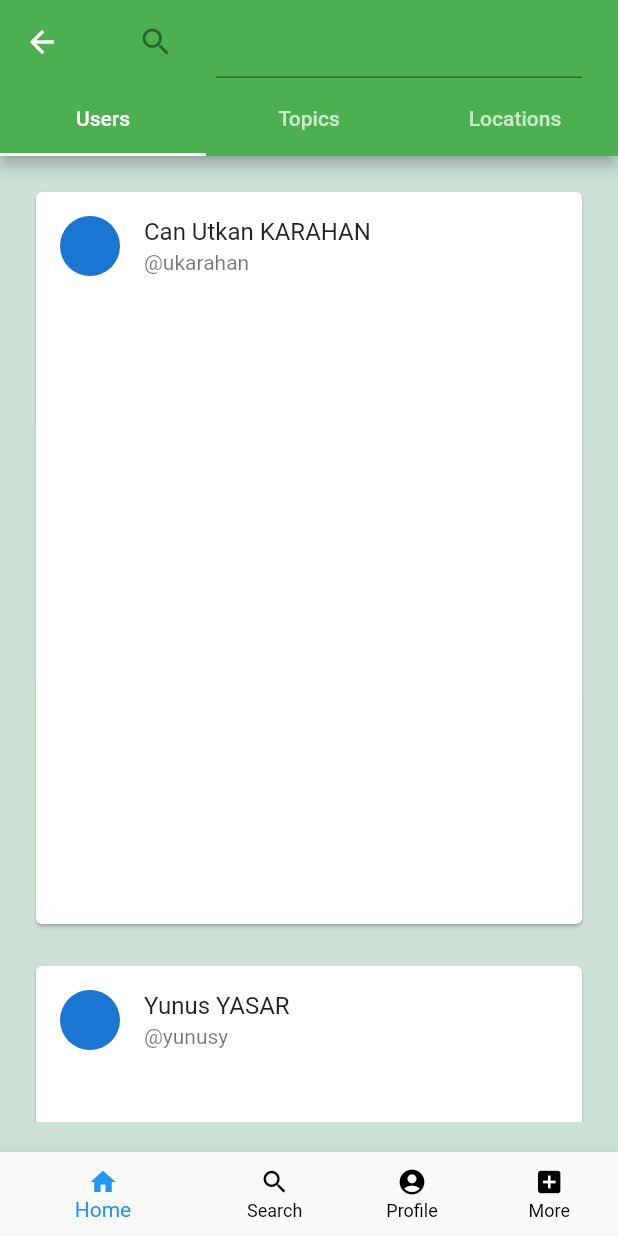
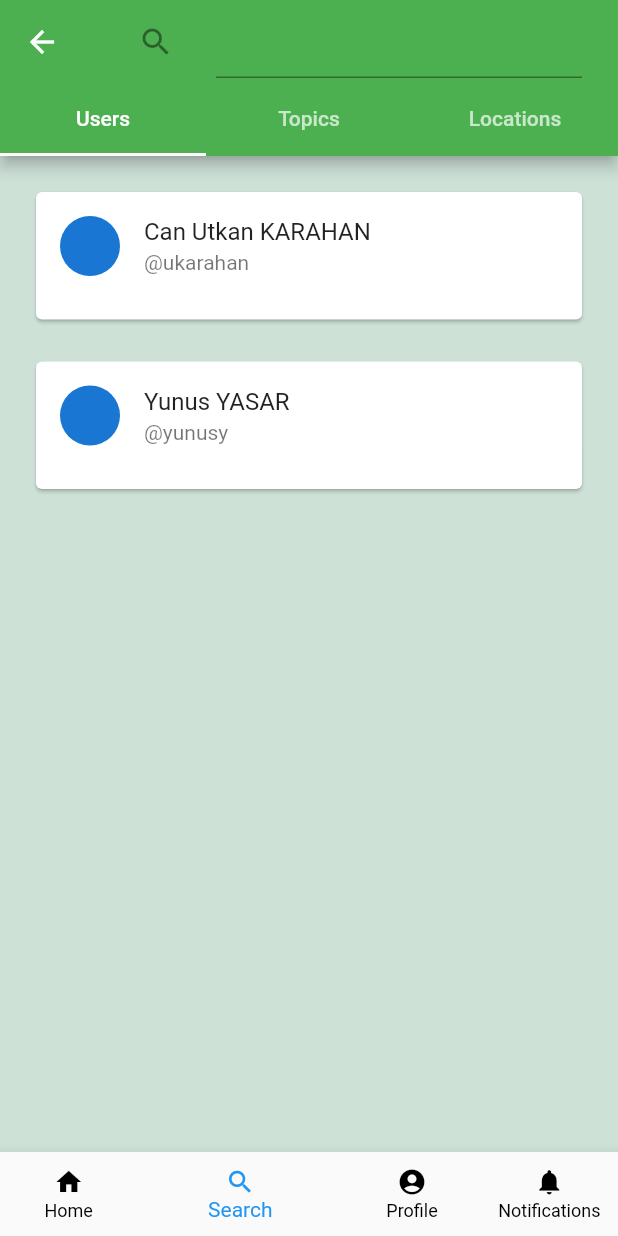
Before and after one commit to NacNaktu/CS310-App, a Flutter app: the Search screen opened by its route, on a phone screen of 412 x 824 dp. Run offline on Flutter 3.47's test engine with Material 2 defaults, Android fonts, the phone set to English and light mode, and no system bars; our stand-ins replace email_validator, shared_preferences; accounts and stored records are empty; network calls fail.

Commit message:
Bottom bar, Notification

```diff
--- a/lib/main.dart
+++ b/lib/main.dart
@@ -13,7 +13,10 @@ import 'package:shared_preferences/shared_preferences.dart';
 
 
 void main() => runApp(MaterialApp(
+
+
   initialRoute: '/',
+
   routes: {
     '/': (context) => WalkThrough(),
     '/welcome': (context) => Welcome(),
--- a/lib/models/bottomBar.dart
+++ b/lib/models/bottomBar.dart
@@ -3,17 +3,28 @@ import 'package:flutter/material.dart';
 
 class BottomBar extends StatefulWidget {
   @override
-  _BottomBarState createState() => _BottomBarState();
+  _BottomBarState createState() => _BottomBarState(index);
+
+  final int index;  // <--- generates the error, "Field doesn't override an inherited getter or setter"
+  BottomBar({
+    int index
+  }): this.index = index;
+
 }
 
 class _BottomBarState extends State<BottomBar> {
 
-  int index = 0;
+
+  _BottomBarState(this.index);
+  final int index;
+
+
 
   var routes = {
-    0 : '/welcome',
+    0 : '/feed',
     1 : '/search',
     2 : '/profile',
+    3 : '/notification'
   };
 
   void onTap (int index)  {
@@ -42,9 +53,10 @@ class _BottomBarState extends State<BottomBar> {
           label: 'Profile',
         ),
         BottomNavigationBarItem(
-          icon: Icon(Icons.add_box),
-          label: 'More',
+          icon: Icon(Icons.notifications),
+          label: 'Notifications',
         ),
+
       ],
       iconSize: 20,
       backgroundColor: Colors.black,
--- a/lib/models/search_user.dart
+++ b/lib/models/search_user.dart
@@ -26,7 +26,7 @@ class _SearchUserState extends State<SearchUser> {
                   crossAxisCount: 1,
                   mainAxisSpacing: 20,
                   crossAxisSpacing: 20,
-                  childAspectRatio: 0.75,
+                  childAspectRatio: 4,
                 ),
                 itemBuilder: (context, index) => UserCard(
                   user: searchUser[index],
--- a/lib/routes/feed.dart
+++ b/lib/routes/feed.dart
@@ -9,11 +9,12 @@ class Feed extends StatelessWidget {
   Widget build(BuildContext context) {
     return Scaffold(
       appBar: AppBar(
+        backwardsCompatibility: false,
         backgroundColor: AppColors.appBarColour,
         title: Text("Feed Page"),
         centerTitle: true,
       ),
-      bottomNavigationBar: BottomBar(),
+      bottomNavigationBar: BottomBar(index:0),
       body:Column(
         children: [
           Expanded(
--- a/lib/routes/notification.dart
+++ b/lib/routes/notification.dart
@@ -35,7 +35,7 @@ class _NotState extends State<Not> {
                       crossAxisCount: 1,
                       mainAxisSpacing: 20,
                       crossAxisSpacing: 20,
-                      childAspectRatio: 0.75,
+                      childAspectRatio: 4,
                     ),
                     itemBuilder: (context, index) => NotCard(
                       notif: nots[index],
--- a/lib/routes/profile.dart
+++ b/lib/routes/profile.dart
@@ -22,9 +22,12 @@ class _ProfileState extends State<Profile> {
   @override
   Widget build(BuildContext context) {
     return Scaffold(
-      bottomNavigationBar: BottomBar(),
+      bottomNavigationBar: BottomBar(index: 2),
+
       backgroundColor: AppColors.background,
       appBar: AppBar(
+        backwardsCompatibility: false,
+
         title: Text(
           'Profile Page',
           style: appBarStyle,
--- a/lib/routes/search.dart
+++ b/lib/routes/search.dart
@@ -19,9 +19,10 @@ class _SearchState extends State<Search> {
     return DefaultTabController(
       length: 3,
       child: Scaffold(
-        bottomNavigationBar: BottomBar(),
+        bottomNavigationBar: BottomBar(index: 1),
         backgroundColor: AppColors.background,
         appBar: AppBar(
+          backwardsCompatibility: false,
           backgroundColor: AppColors.appBarColour,
           title: Expanded(
             flex: 1,
```
Also changed, not shown: lib/routes/walkthrough.dart (+30 -0 lines).
